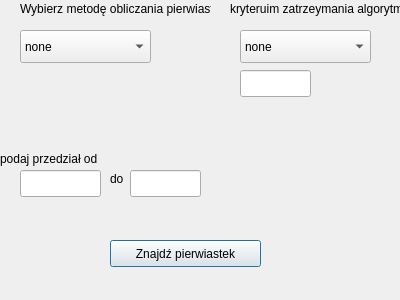
Above: wykres/znajdz_pierwiastek.ui from MiszelHub/Numerki before the change. Below: the same form after it.
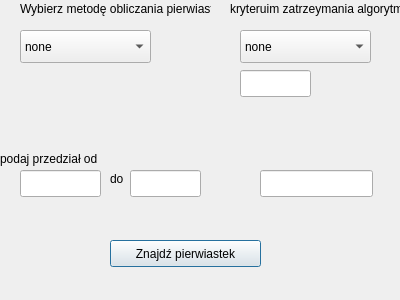
That is the form after the change.

Patch:
```diff
--- a/wykres/znajdz_pierwiastek.ui
+++ b/wykres/znajdz_pierwiastek.ui
@@ -158,6 +158,16 @@
     </rect>
    </property>
   </widget>
+  <widget class="QLineEdit" name="pierwiastek">
+   <property name="geometry">
+    <rect>
+     <x>260</x>
+     <y>170</y>
+     <width>113</width>
+     <height>27</height>
+    </rect>
+   </property>
+  </widget>
  </widget>
  <resources/>
  <connections/>
```
